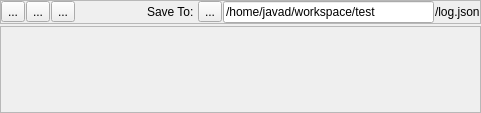
Before: the Qt Designer form widgets/builtinwidgetmanager.ui in amiryanj/smart-debug, drawn with Qt 5.
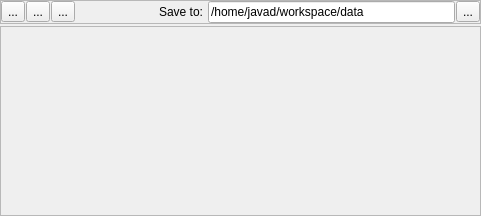
After: the same form once the commit is applied. Icons and pictures are not drawn.

```diff
--- a/widgets/builtinwidgetmanager.ui
+++ b/widgets/builtinwidgetmanager.ui
@@ -7,7 +7,7 @@
     <x>0</x>
     <y>0</y>
     <width>481</width>
-    <height>113</height>
+    <height>216</height>
    </rect>
   </property>
   <property name="windowTitle">
@@ -37,7 +37,7 @@
      <property name="frameShadow">
       <enum>QFrame::Raised</enum>
      </property>
-     <layout class="QHBoxLayout" name="horizontalLayout" stretch="0,0,0,1,0,0,3,0">
+     <layout class="QHBoxLayout" name="horizontalLayout" stretch="0,0,0,1,0,3,0">
       <property name="spacing">
        <number>1</number>
       </property>
@@ -136,7 +136,14 @@
       <item>
        <widget class="QLabel" name="saveToLabel">
         <property name="text">
-         <string>&lt;html&gt;&lt;head/&gt;&lt;body&gt;&lt;p&gt;Save To:  &lt;/p&gt;&lt;/body&gt;&lt;/html&gt;</string>
+         <string>&lt;html&gt;&lt;head/&gt;&lt;body&gt;&lt;p&gt;Save to: &lt;/p&gt;&lt;/body&gt;&lt;/html&gt;</string>
+        </property>
+       </widget>
+      </item>
+      <item>
+       <widget class="QLineEdit" name="saveToDirLineEdit">
+        <property name="text">
+         <string>/home/javad/workspace/data</string>
         </property>
        </widget>
       </item>
@@ -152,20 +159,6 @@
         </property>
        </widget>
       </item>
-      <item>
-       <widget class="QLineEdit" name="saveToDirLineEdit">
-        <property name="text">
-         <string>/home/javad/workspace/test</string>
-        </property>
-       </widget>
-      </item>
-      <item>
-       <widget class="QLabel" name="saveToFileLabel">
-        <property name="text">
-         <string>/log.json</string>
-        </property>
-       </widget>
-      </item>
      </layout>
     </widget>
    </item>
@@ -180,7 +173,7 @@
         <x>0</x>
         <y>0</y>
         <width>479</width>
-        <height>68</height>
+        <height>179</height>
        </rect>
       </property>
       <layout class="QVBoxLayout" name="verticalLayout"/>
```
Left out of the diff: 12 changed lines with no effect on the pictures.
